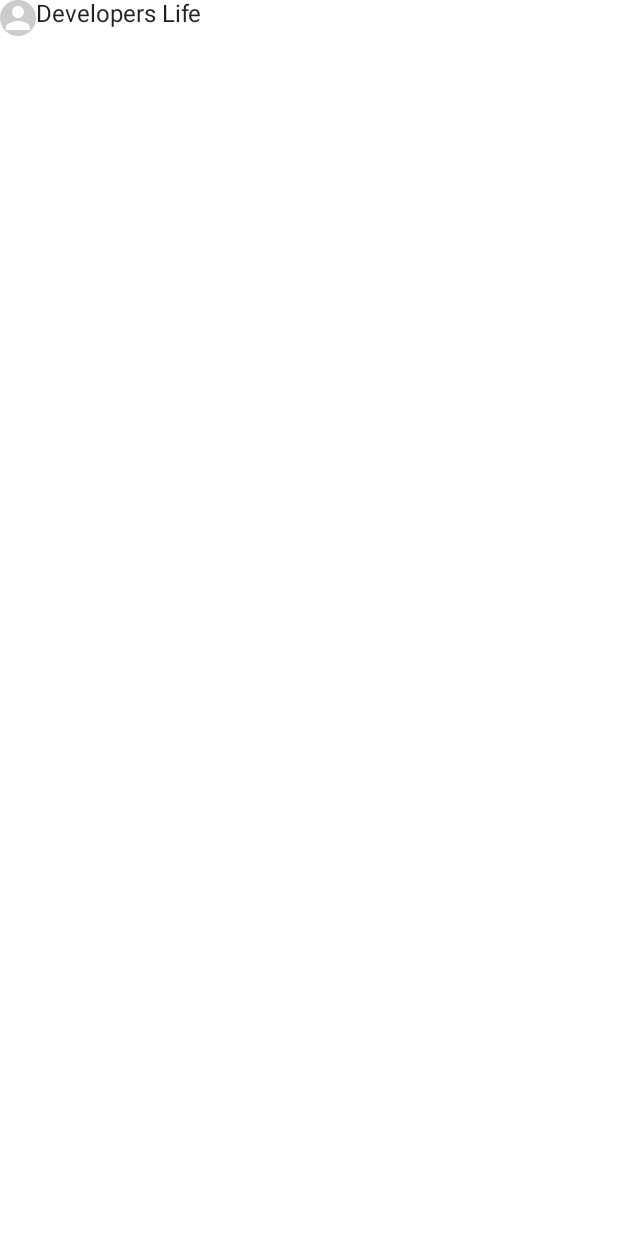
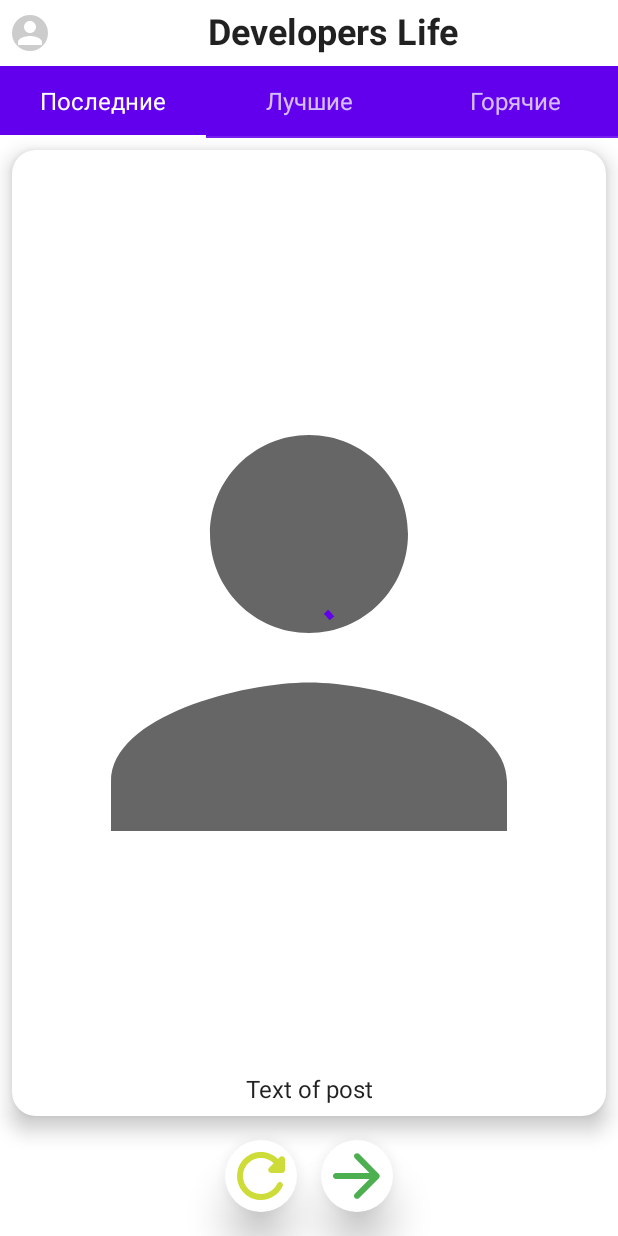
Before and after one commit to valeria-timofeeva/Timofeeva, an Android app built with Jetpack Compose: the screen it shows after launch (MainActivity), on a phone screen of 412 x 824 dp. Before the commit the screen is almost empty. Run offline under Robolectric (Android 15) with nearby library versions, the phone set to English and light mode, and no system bars.

Commit message:
work on post screen layout

```diff
--- a/app/src/main/java/ru/timofeeva/developerslife/MainActivity.kt
+++ b/app/src/main/java/ru/timofeeva/developerslife/MainActivity.kt
@@ -3,19 +3,26 @@ package ru.timofeeva.developerslife
 import android.os.Bundle
 import androidx.activity.ComponentActivity
 import androidx.activity.compose.setContent
+import androidx.compose.foundation.Image
 import androidx.compose.foundation.background
-import androidx.compose.foundation.layout.Column
-import androidx.compose.foundation.layout.Row
+import androidx.compose.foundation.layout.*
 import androidx.compose.foundation.shape.CircleShape
-import androidx.compose.material.Icon
-import androidx.compose.material.MaterialTheme
-import androidx.compose.material.Surface
-import androidx.compose.material.Text
+import androidx.compose.foundation.shape.RoundedCornerShape
+import androidx.compose.material.*
+import androidx.compose.material.icons.Icons
+import androidx.compose.material.icons.rounded.ArrowForward
+import androidx.compose.material.icons.rounded.Refresh
 import androidx.compose.runtime.Composable
+import androidx.compose.ui.Alignment
 import androidx.compose.ui.Modifier
+import androidx.compose.ui.draw.shadow
 import androidx.compose.ui.graphics.Color
 import androidx.compose.ui.res.painterResource
+import androidx.compose.ui.text.font.FontWeight
+import androidx.compose.ui.text.style.TextAlign
+import androidx.compose.ui.tooling.preview.Devices
 import androidx.compose.ui.tooling.preview.Preview
+import androidx.compose.ui.unit.dp
 import ru.timofeeva.developerslife.ui.theme.DevelopersLifeTheme
 
 class MainActivity : ComponentActivity() {
@@ -32,7 +39,94 @@ class MainActivity : ComponentActivity() {
             // A surface container using the 'background' color from the theme
             Surface(color = MaterialTheme.colors.background) {
                 Column {
-                    Row {
+                    AppBar()
+                    Tabs()
+                    PostCard()
+                    PostNavigationButtons()
+                }
+            }
+        }
+    }
+
+    @Composable
+    private fun PostNavigationButtons() {
+        Row(
+            modifier = Modifier
+                .padding(vertical = 16.dp)
+                .fillMaxWidth(),
+            horizontalArrangement = Arrangement.Center
+        ) {
+            Surface(
+                modifier = Modifier.shadow(16.dp, shape = CircleShape)
+            ) {
+                Icon(
+                    modifier = Modifier.size(48.dp),
+                    tint = Color(0xFFCDDC39),
+                    imageVector = Icons.Rounded.Refresh,
+                    contentDescription = "previous post"
+                )
+            }
+            Spacer(modifier = Modifier.size(16.dp))
+            Surface(
+                modifier = Modifier.shadow(16.dp, shape = CircleShape)
+            ) {
+                Icon(
+                    modifier = Modifier.size(48.dp),
+                    tint = Color(0xFF4CAF50),
+                    imageVector = Icons.Rounded.ArrowForward,
+                    contentDescription = "next post"
+                )
+            }
+        }
+    }
+
+    @Composable
+    private fun ColumnScope.PostCard() {
+        Surface(
+            modifier = Modifier
+                .fillMaxSize()
+                .weight(1f)
+                .padding(top = 8.dp)
+                .padding(horizontal = 8.dp)
+                .shadow(8.dp, shape = RoundedCornerShape(16.dp))
+        ) {
+            Box(contentAlignment = Alignment.Center) {
+                Image(
+                    modifier = Modifier.fillMaxSize(),
+                    painter = painterResource(id = R.drawable.ic_baseline_person_24),
+                    contentDescription = null
+                )
+                Text(
+                    text = "Text of post",
+                    modifier = Modifier
+                        .align(Alignment.BottomCenter)
+                        .padding(8.dp)
+                )
+                CircularProgressIndicator()
+            }
+        }
+    }
+
+    @Composable
+    private fun Tabs() {
+        TabRow(selectedTabIndex = 0, Modifier.height(48.dp)) {
+            Tab(selected = true, onClick = { /*TODO*/ }) {
+                Text(text = "Последние")
+            }
+            Tab(selected = false, enabled = false, onClick = { /*TODO*/ }) {
+                Text(text = "Лучшие")
+            }
+            Tab(selected = false, enabled = false, onClick = { /*TODO*/ }) {
+                Text(text = "Горячие")
+            }
+
+
+        }
+    }
+
+    @Composable
+    private fun AppBar() {
+        Row(Modifier.padding(8.dp), verticalAlignment = Alignment.CenterVertically) {
             Icon(
                 modifier = Modifier.background(
                     color = Color.LightGray,
@@ -42,16 +136,30 @@ class MainActivity : ComponentActivity() {
                 tint = Color.White,
                 contentDescription = "Profile icon",
             )
-                        Text(text = "Developers Life")
-                    }
-                }
-            }
+            Spacer(modifier = Modifier.size(8.dp))
+            Text(
+                text = "Developers Life",
+                modifier = Modifier.fillMaxWidth(),
+                style = MaterialTheme.typography.h5,
+                textAlign = TextAlign.Center,
+                fontWeight = FontWeight.Bold
+            )
         }
     }
 
-    @Preview(showBackground = true)
+    @Preview(showBackground = true, device = Devices.NEXUS_5X)
     @Composable
     fun DefaultPreview() {
         PostScreen()
     }
+
+    @Preview(showBackground = true, device = Devices.NEXUS_5X)
+    @Composable
+    fun ButtonsPreview() {
+        Column {
+            PostNavigationButtons()
         }
+    }
+
+
+}
```
Lines whose indentation alone changed are shown as unchanged.
